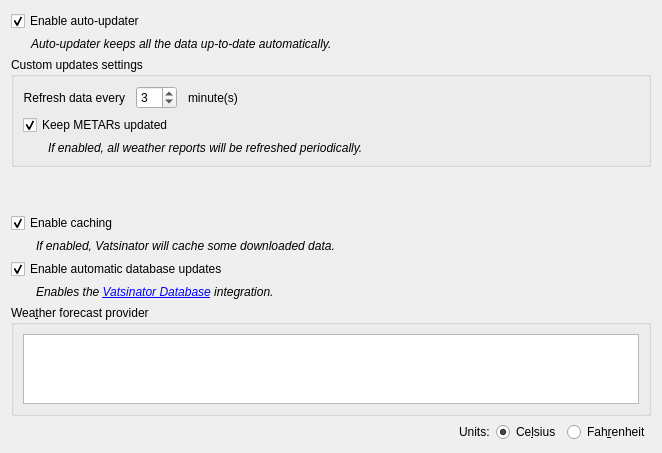
Before: the Qt Designer form source/ui/pages/networkpage.ui in Vatsinator/vatsinator-legacy, drawn with Qt 5.
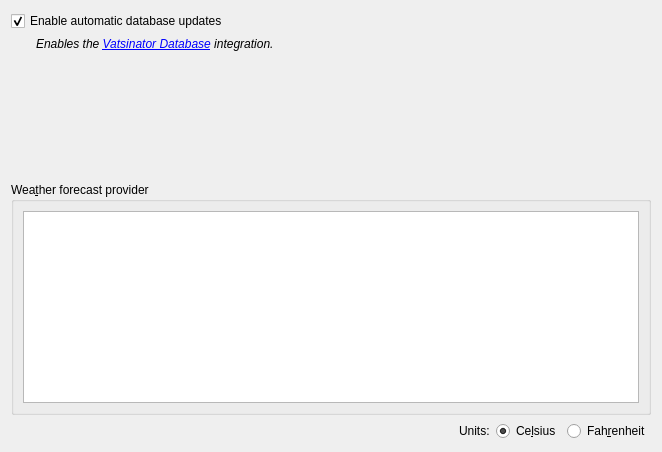
After: the same form once the commit is applied.

Diff of the .ui file:
```diff
--- a/source/ui/pages/networkpage.ui
+++ b/source/ui/pages/networkpage.ui
@@ -15,9 +15,9 @@
   </property>
   <layout class="QVBoxLayout" name="verticalLayout">
    <item>
-    <widget class="QCheckBox" name="AutoUpdaterCheckBox">
+    <widget class="QCheckBox" name="DatabaseIntegrationCheckBox">
      <property name="text">
-      <string>Enable auto-updater</string>
+      <string>Enable automatic database updates</string>
      </property>
      <property name="checked">
       <bool>true</bool>
@@ -25,116 +25,24 @@
     </widget>
    </item>
    <item>
-    <widget class="QLabel" name="label_4">
+    <widget class="QLabel" name="label_8">
      <property name="font">
       <font>
        <italic>true</italic>
       </font>
      </property>
      <property name="text">
-      <string>Auto-updater keeps all the data up-to-date automatically.</string>
+      <string>Enables the &lt;a href=&quot;http://database.vatsinator.eu.org/&quot;&gt;Vatsinator Database&lt;/a&gt; integration.</string>
+     </property>
+     <property name="wordWrap">
+      <bool>true</bool>
      </property>
      <property name="indent">
-      <number>20</number>
+      <number>25</number>
      </property>
-    </widget>
-   </item>
-   <item>
-    <widget class="QGroupBox" name="CustomUpdatesBox">
-     <property name="title">
-      <string>Custom updates settings</string>
+     <property name="openExternalLinks">
+      <bool>true</bool>
      </property>
-     <layout class="QVBoxLayout" name="verticalLayout_2">
-      <item>
-       <layout class="QHBoxLayout" name="horizontalLayout_2">
-        <item>
-         <layout class="QVBoxLayout" name="verticalLayout_4">
-          <item>
-           <layout class="QHBoxLayout" name="horizontalLayout_7">
-            <item>
-             <widget class="QLabel" name="label_6">
-              <property name="text">
-               <string>Refresh data every</string>
-              </property>
-              <property name="alignment">
-               <set>Qt::AlignRight|Qt::AlignTrailing|Qt::AlignVCenter</set>
-              </property>
-              <property name="indent">
-               <number>5</number>
-              </property>
-             </widget>
-            </item>
-            <item>
-             <widget class="QSpinBox" name="RefreshRateBox">
-              <property name="minimum">
-               <number>1</number>
-              </property>
-              <property name="maximum">
-               <number>60</number>
-              </property>
-              <property name="value">
-               <number>3</number>
-              </property>
-             </widget>
-            </item>
-            <item>
-             <widget class="QLabel" name="RefreshRateLabel">
-              <property name="text">
-               <string notr="true">minute(s)</string>
-              </property>
-              <property name="indent">
-               <number>5</number>
-              </property>
-             </widget>
-            </item>
-            <item>
-             <spacer name="horizontalSpacer_8">
-              <property name="orientation">
-               <enum>Qt::Horizontal</enum>
-              </property>
-              <property name="sizeHint" stdset="0">
-               <size>
-                <width>40</width>
-                <height>20</height>
-               </size>
-              </property>
-             </spacer>
-            </item>
-           </layout>
-          </item>
-          <item>
-           <widget class="QCheckBox" name="RefreshMetarsCheckBox">
-            <property name="text">
-             <string>Keep METARs updated</string>
-            </property>
-            <property name="checked">
-             <bool>true</bool>
-            </property>
-           </widget>
-          </item>
-          <item>
-           <widget class="QLabel" name="label_7">
-            <property name="font">
-             <font>
-              <italic>true</italic>
-             </font>
-            </property>
-            <property name="text">
-             <string>If enabled, all weather reports will be refreshed periodically.</string>
-            </property>
-            <property name="wordWrap">
-             <bool>true</bool>
-            </property>
-            <property name="indent">
-             <number>25</number>
-            </property>
-           </widget>
-          </item>
-         </layout>
-        </item>
-       </layout>
-      </item>
-     </layout>
     </widget>
    </item>
    <item>
@@ -142,9 +50,6 @@
      <property name="orientation">
       <enum>Qt::Vertical</enum>
      </property>
-     <property name="sizeType">
-      <enum>QSizePolicy::Fixed</enum>
-     </property>
      <property name="sizeHint" stdset="0">
       <size>
        <width>20</width>
@@ -153,65 +58,6 @@
      </property>
     </spacer>
    </item>
-   <item>
-    <widget class="QCheckBox" name="CachingCheckBox">
-     <property name="text">
-      <string>Enable caching</string>
-     </property>
-     <property name="checked">
-      <bool>true</bool>
-     </property>
-    </widget>
-   </item>
-   <item>
-    <widget class="QLabel" name="label_2">
-     <property name="font">
-      <font>
-       <italic>true</italic>
-      </font>
-     </property>
-     <property name="text">
-      <string>If enabled, Vatsinator will cache some downloaded data.</string>
-     </property>
-     <property name="wordWrap">
-      <bool>true</bool>
-     </property>
-     <property name="indent">
-      <number>25</number>
-     </property>
-    </widget>
-   </item>
-   <item>
-    <widget class="QCheckBox" name="DatabaseIntegrationCheckBox">
-     <property name="text">
-      <string>Enable automatic database updates</string>
-     </property>
-     <property name="checked">
-      <bool>true</bool>
-     </property>
-    </widget>
-   </item>
-   <item>
-    <widget class="QLabel" name="label_8">
-     <property name="font">
-      <font>
-       <italic>true</italic>
-      </font>
-     </property>
-     <property name="text">
-      <string>Enables the &lt;a href=&quot;http://database.vatsinator.eu.org/&quot;&gt;Vatsinator Database&lt;/a&gt; integration.</string>
-     </property>
-     <property name="wordWrap">
-      <bool>true</bool>
-     </property>
-     <property name="indent">
-      <number>25</number>
-     </property>
-     <property name="openExternalLinks">
-      <bool>true</bool>
-     </property>
-    </widget>
-   </item>
    <item>
     <widget class="QGroupBox" name="groupBox">
      <property name="title">
```
Left out of the diff: 2 changed lines with no effect on the pictures.
